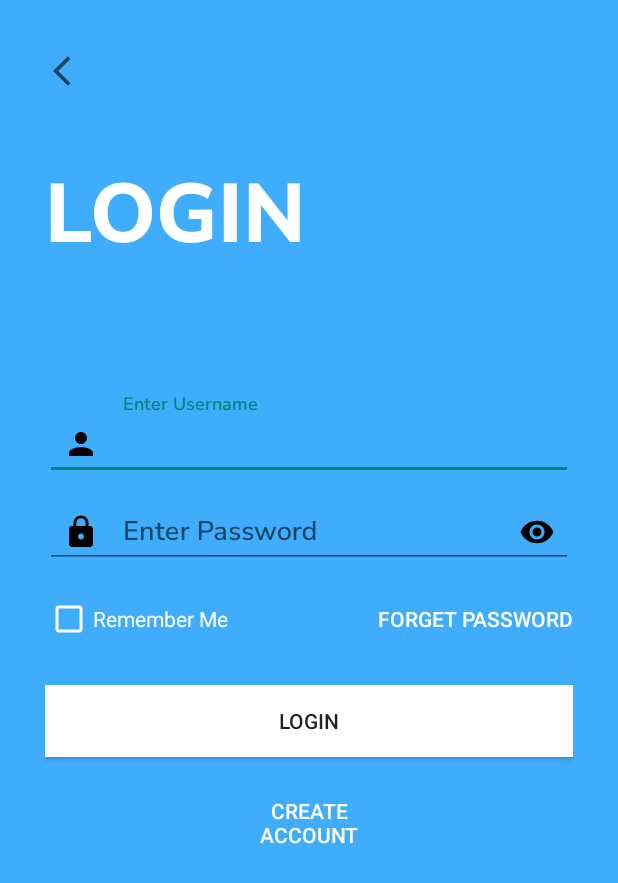
After one commit to ahmaddioxide/DocT, an Android app: the PatientLoginActivity screen opened directly, with no data from a screen before it, on a phone screen of 412 x 824 dp. The commit adds this screen. Shown: the top 883 px of the screen. Run offline under Robolectric (Android 15) with nearby library versions, the phone set to English and light mode, and no system bars.

Commit message:
Action on sign in button click for patient sign in design using material UI

```diff
--- a/app/build.gradle
+++ b/app/build.gradle
@@ -36,4 +36,5 @@ dependencies {
     androidTestImplementation 'androidx.test.ext:junit:1.1.3'
     androidTestImplementation 'androidx.test.espresso:espresso-core:3.4.0'
     implementation 'com.airbnb.android:lottie:5.0.3'
+    implementation 'com.google.android.material:material:1.7.0-alpha01'
 }
--- a/app/src/main/java/com/atinity/doct/PrefManager.java
+++ b/app/src/main/java/com/atinity/doct/SharedPreferenceManagerForFirstStart.java
@@ -6,7 +6,7 @@ import android.content.SharedPreferences;
 /**
  * Created by Lincoln on 05/05/16.
  */
-public class PrefManager {
+public class SharedPreferenceManagerForFirstStart {
     SharedPreferences pref;
     SharedPreferences.Editor editor;
     Context _context;
@@ -19,7 +19,7 @@ public class PrefManager {
 
     private static final String IS_FIRST_TIME_LAUNCH = "IsFirstTimeLaunch";
 
-    public PrefManager(Context context) {
+    public SharedPreferenceManagerForFirstStart(Context context) {
         this._context = context;
         pref = _context.getSharedPreferences(PREF_NAME, PRIVATE_MODE);
         editor = pref.edit();
--- /dev/null
+++ b/app/src/main/java/com/atinity/doct/SignupLogin/PatientLoginActivity.java
@@ -0,0 +1,18 @@
+package com.atinity.doct.SignupLogin;
+
+import androidx.appcompat.app.AppCompatActivity;
+
+import android.os.Bundle;
+import android.view.WindowManager;
+
+import com.atinity.doct.R;
+
+public class PatientLoginActivity extends AppCompatActivity {
+
+    @Override
+    protected void onCreate(Bundle savedInstanceState) {
+        super.onCreate(savedInstanceState);
+        setContentView(R.layout.activity_patient_login);
+        getWindow().setFlags(WindowManager.LayoutParams.FLAG_FULLSCREEN,WindowManager.LayoutParams.FLAG_FULLSCREEN);
+    }
+}
--- /dev/null
+++ b/app/src/main/res/drawable/general_back_button.xml
@@ -0,0 +1,10 @@
+<vector xmlns:android="http://schemas.android.com/apk/res/android"
+    android:width="24dp"
+    android:height="24dp"
+    android:viewportWidth="24"
+    android:viewportHeight="24"
+    android:tint="?attr/colorControlNormal">
+  <path
+      android:fillColor="@android:color/white"
+      android:pathData="M11.67,3.87L9.9,2.1 0,12l9.9,9.9 1.77,-1.77L3.54,12z"/>
+</vector>
--- /dev/null
+++ b/app/src/main/res/drawable/lock_icon.xml
@@ -0,0 +1,10 @@
+<vector xmlns:android="http://schemas.android.com/apk/res/android"
+    android:width="24dp"
+    android:height="24dp"
+    android:viewportWidth="24"
+    android:viewportHeight="24"
+    android:tint="?attr/colorControlNormal">
+  <path
+      android:fillColor="@android:color/white"
+      android:pathData="M18,8h-1L17,6c0,-2.76 -2.24,-5 -5,-5S7,3.24 7,6v2L6,8c-1.1,0 -2,0.9 -2,2v10c0,1.1 0.9,2 2,2h12c1.1,0 2,-0.9 2,-2L20,10c0,-1.1 -0.9,-2 -2,-2zM12,17c-1.1,0 -2,-0.9 -2,-2s0.9,-2 2,-2 2,0.9 2,2 -0.9,2 -2,2zM15.1,8L8.9,8L8.9,6c0,-1.71 1.39,-3.1 3.1,-3.1 1.71,0 3.1,1.39 3.1,3.1v2z"/>
+</vector>
--- /dev/null
+++ b/app/src/main/res/drawable/person_icon.xml
@@ -0,0 +1,10 @@
+<vector xmlns:android="http://schemas.android.com/apk/res/android"
+    android:width="24dp"
+    android:height="24dp"
+    android:viewportWidth="24"
+    android:viewportHeight="24"
+    android:tint="?attr/colorControlNormal">
+  <path
+      android:fillColor="@android:color/white"
+      android:pathData="M12,12c2.21,0 4,-1.79 4,-4s-1.79,-4 -4,-4 -4,1.79 -4,4 1.79,4 4,4zM12,14c-2.67,0 -8,1.34 -8,4v2h16v-2c0,-2.66 -5.33,-4 -8,-4z"/>
+</vector>
--- /dev/null
+++ b/app/src/main/res/font/nunito_sans_semibold.xml
@@ -0,0 +1,7 @@
+<?xml version="1.0" encoding="utf-8"?>
+<font-family xmlns:app="http://schemas.android.com/apk/res-auto"
+        app:fontProviderAuthority="com.google.android.gms.fonts"
+        app:fontProviderPackage="com.google.android.gms"
+        app:fontProviderQuery="name=Nunito Sans&amp;weight=600"
+        app:fontProviderCerts="@array/com_google_android_gms_fonts_certs">
+</font-family>
--- a/app/src/main/res/layout/activity_main.xml
+++ b/app/src/main/res/layout/activity_main.xml
@@ -4,7 +4,7 @@
     xmlns:tools="http://schemas.android.com/tools"
     android:layout_width="match_parent"
     android:layout_height="match_parent"
-    tools:context=".MainActivity">
+    tools:context=".SplashScreen">
 
 
     <com.airbnb.lottie.LottieAnimationView
--- /dev/null
+++ b/app/src/main/res/layout/activity_patient_login.xml
@@ -0,0 +1,129 @@
+<?xml version="1.0" encoding="utf-8"?>
+<ScrollView xmlns:android="http://schemas.android.com/apk/res/android"
+    xmlns:app="http://schemas.android.com/apk/res-auto"
+    xmlns:tools="http://schemas.android.com/tools"
+    android:layout_width="match_parent"
+    android:layout_height="match_parent"
+    android:background="@color/bg_screen1"
+    android:padding="30dp"
+    tools:context=".SignupLogin.PatientLoginActivity">
+
+    <LinearLayout
+        android:layout_width="match_parent"
+        android:layout_height="wrap_content"
+        android:orientation="vertical">
+
+        <ImageView
+            android:id="@+id/login_back_button"
+            android:layout_width="wrap_content"
+            android:layout_height="wrap_content"
+            android:padding="5dp"
+            android:src="@drawable/general_back_button" />
+
+        <TextView
+            android:layout_width="wrap_content"
+            android:layout_height="match_parent"
+            android:layout_marginTop="40dp"
+            android:fontFamily="@font/nunito_sans_extrabold"
+            android:text="LOGIN"
+            android:textAllCaps="true"
+            android:textColor="@color/white"
+            android:textSize="55sp" />
+
+        <LinearLayout
+            android:layout_width="match_parent"
+            android:layout_height="wrap_content"
+            android:layout_marginTop="80dp"
+            android:orientation="vertical">
+
+            <com.google.android.material.textfield.TextInputLayout
+                style="@style/ThemeOverlay.Material3.TextInputEditText.OutlinedBox.Dense"
+                android:layout_width="match_parent"
+                android:layout_height="wrap_content"
+                app:boxStrokeWidthFocused="2dp"
+                app:endIconMode="clear_text"
+                app:endIconTint="@color/black"
+                app:startIconDrawable="@drawable/person_icon"
+                android:background="@color/bg_screen1"
+                app:startIconTint="@color/black">
+
+                <com.google.android.material.textfield.TextInputEditText
+                    android:layout_width="match_parent"
+                    android:layout_height="wrap_content"
+                    android:fontFamily="@font/nunito_sans_semibold"
+                    android:hint="Enter Username"
+                    android:textColor="@color/white"
+                    android:textColorHint="@color/white"
+
+                    />
+
+            </com.google.android.material.textfield.TextInputLayout>
+
+            <com.google.android.material.textfield.TextInputLayout
+                style="@style/ThemeOverlay.Material3.TextInputEditText.OutlinedBox.Dense"
+                android:layout_width="match_parent"
+                android:layout_height="wrap_content"
+                app:boxStrokeWidthFocused="2dp"
+                app:endIconMode="password_toggle"
+                app:endIconTint="@color/black"
+                android:background="@color/bg_screen1"
+                app:startIconDrawable="@drawable/lock_icon"
+                app:startIconTint="@color/black">
+
+                <com.google.android.material.textfield.TextInputEditText
+                    android:layout_width="match_parent"
+                    android:layout_height="wrap_content"
+                    android:fontFamily="@font/nunito_sans_semibold"
+                    android:hint="Enter Password"
+                    android:inputType="textPassword"
+                    android:textColor="@color/white"
+                    android:textColorHint="@color/white"
+
+                    />
+
+            </com.google.android.material.textfield.TextInputLayout>
+        </LinearLayout>
+
+        <RelativeLayout
+            android:layout_width="match_parent"
+            android:layout_height="wrap_content"
+            android:layout_marginTop="10dp">
+
+            <CheckBox
+                style="@style/Widget.AppCompat.CompoundButton.CheckBox"
+                android:layout_width="wrap_content"
+                android:layout_height="wrap_content"
+                android:buttonTint="@color/white"
+                android:text="Remember Me"
+                android:textColor="@color/white"
+                android:layout_centerVertical="true"
+                />
+            <Button
+                android:layout_width="wrap_content"
+                android:layout_height="wrap_content"
+                android:textColor="@color/white"
+                android:background="#00000000"
+                android:text="FORGET PASSWORD"
+                android:layout_alignParentEnd="true"
+                android:layout_alignParentRight="true"/>
+
+        </RelativeLayout>
+
+        <Button
+            android:layout_width="match_parent"
+            android:layout_height="wrap_content"
+            android:text="login"
+            android:background="@color/white"
+            android:layout_marginTop="20dp"/>
+        <Button
+            android:layout_width="wrap_content"
+            android:layout_height="wrap_content"
+            android:textColor="@color/white"
+            android:background="#00000000"
+            android:text="CREATE\nACCOUNT"
+            android:layout_marginTop="20dp"
+           android:layout_gravity="center"/>
+    </LinearLayout>
+
+
+</ScrollView>
--- a/app/src/main/res/values/preloaded_fonts.xml
+++ b/app/src/main/res/values/preloaded_fonts.xml
@@ -1,7 +1,9 @@
 <?xml version="1.0" encoding="utf-8"?>
 <resources>
     <array name="preloaded_fonts" translatable="false">
+        <item>@font/</item>
         <item>@font/nunito_sans_extrabold</item>
         <item>@font/nunito_sans_extralight</item>
+        <item>@font/nunito_sans_semibold</item>
     </array>
 </resources>
--- a/app/src/main/res/values/styles.xml
+++ b/app/src/main/res/values/styles.xml
@@ -1,7 +1,7 @@
 <resources>
 
     <!-- Base application theme. -->
-    <style name="AppTheme" parent="Theme.AppCompat.Light.NoActionBar">
+    <style name="AppTheme" parent="Theme.MaterialComponents.Light.NoActionBar">
         <!-- Customize your theme here. -->
         <item name="colorPrimary">@color/colorPrimary</item>
         <item name="colorPrimaryDark">@color/colorPrimaryDark</item>
--- a/app/src/main/res/values/themes.xml
+++ b/app/src/main/res/values/themes.xml
@@ -1,6 +1,6 @@
 <resources xmlns:tools="http://schemas.android.com/tools">
     <!-- Base application theme. -->
-    <style name="Theme.DocT" parent="Theme.MaterialComponents.DayNight.NoActionBar">
+    <style name="Theme.DocT" parent="Theme.MaterialComponents.Light.NoActionBar.Bridge">
         <!-- Primary brand color. -->
         <item name="colorPrimary">@color/purple_500</item>
         <item name="colorPrimaryVariant">@color/purple_700</item>
```
Also changed, not shown: app/src/main/AndroidManifest.xml (+7 -5 lines), app/src/main/java/com/atinity/doct/OnbordingActivity.java (renamed from app/src/main/java/com/atinity/doct/WelcomeActivity.java, +7 -8 lines), app/src/main/java/com/atinity/doct/PatientDoctorSelectionActivity.java (+13 -0 lines), app/src/main/java/com/atinity/doct/SplashScreen.java (renamed from app/src/main/java/com/atinity/doct/MainActivity.java, +10 -8 lines), app/src/main/res/font/.xml (added, +7 -0 lines), app/src/main/res/layout/activity_patient_doctor_selection.xml (+90 -3 lines).
